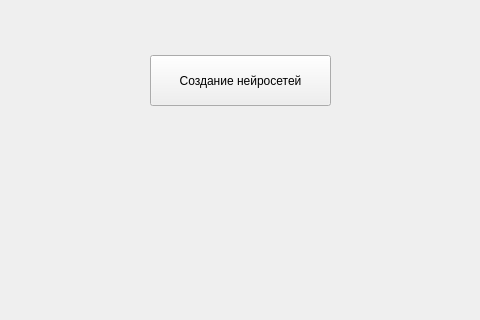
Qt form ui/ui/main_ui.ui (Ivanestver/NomogrammsCalculator) before a commit; both pictures show x 100 to 580 and y 202 to 522 of the 714 by 642 pixel window.
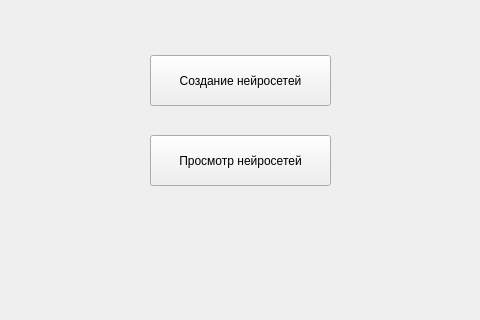
The same form after that commit.

The edit to the form file:
```diff
--- a/ui/ui/main_ui.ui
+++ b/ui/ui/main_ui.ui
@@ -40,6 +40,19 @@
      <string>Создание нейросетей</string>
     </property>
    </widget>
+   <widget class="QPushButton" name="viewNNBtn">
+    <property name="geometry">
+     <rect>
+      <x>250</x>
+      <y>320</y>
+      <width>181</width>
+      <height>51</height>
+     </rect>
+    </property>
+    <property name="text">
+     <string>Просмотр нейросетей</string>
+    </property>
+   </widget>
   </widget>
   <widget class="QMenuBar" name="menuBar">
    <property name="geometry">
```
